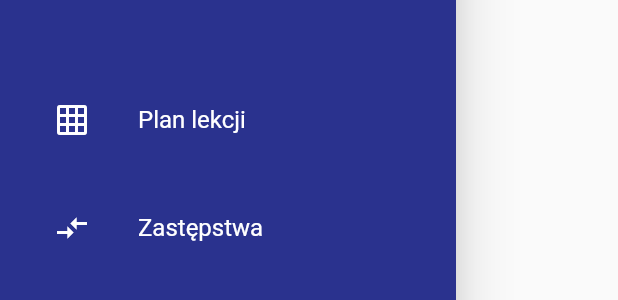
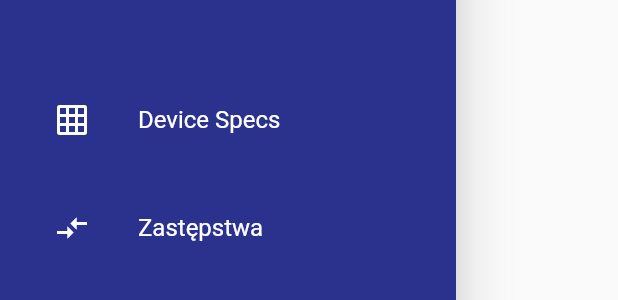
Before and after one commit to Customrombay/CustomRomApp, a Flutter app: the NavigationDrawerWidget widget shown alone on an empty page, opened directly, on a phone screen of 412 x 824 dp. Shown: the part 147-447 px from the top of the screen. Run offline on Flutter 3.47's test engine with Material 2 defaults, Android fonts, the phone set to English and light mode, and no system bars; our stand-ins replace device_info_plus; missing offline and left inert: system_info2.

```diff
--- a/lib/widgets/drawer.dart
+++ b/lib/widgets/drawer.dart
@@ -1,4 +1,6 @@
 import 'package:flutter/material.dart';
+
+import '../pages/specs_page.dart';
 
 class NavigationDrawerWidget extends StatefulWidget {
 
@@ -63,12 +65,12 @@ class _NavigationDrawerWidgetState extends State<NavigationDrawerWidget> {
     required IconData icon,
     VoidCallback? onClicked,
   }) {
-    final color = Colors.white;
-    final hoverColor = Colors.white70;
+    const color = Colors.white;
+    const hoverColor = Colors.white70;
 
     return ListTile(
       leading: Icon(icon, color: color),
-      title: Text(text, style: TextStyle(color: color)),
+      title: Text(text, style: const TextStyle(color: color)),
       hoverColor: hoverColor,
       onTap: onClicked,
     );
@@ -77,44 +79,44 @@ class _NavigationDrawerWidgetState extends State<NavigationDrawerWidget> {
   void goToPage(BuildContext context, int index) {
     Navigator.of(context).pop();
 
-    // switch (index) {
-    //   case 0:
-    //     Navigator.of(context).push(MaterialPageRoute(
-    //       builder: (context) => PlanPage(title: "Plan Lekcji", themeManageri: widget.themeManageri,),
-    //     ));
-    //     break;
-    //   case 1:
-    //     Navigator.of(context).push(MaterialPageRoute(
-    //       builder: (context) => SubPage(themeManageri: widget.themeManageri),
-    //     ));
-    //     break;
-    //   case 2:
-    //     Navigator.of(context).push(MaterialPageRoute(
-    //       builder: (context) => PlhPage(themeManageri: widget.themeManageri),
-    //     ));
-    //     break;
-    //     case 3:
-    //     Navigator.of(context).push(MaterialPageRoute(
-    //       builder: (context) => NewsPage(themeManageri: widget.themeManageri),
-    //     ));
-    //     break;
-    //     case 4:
-    //     Navigator.of(context).push(MaterialPageRoute(
-    //       builder: (context) => RecentPage(themeManageri: widget.themeManageri),
-    //     ));
-    //     break;
-    //     case 5:
-    //     Navigator.of(context).push(MaterialPageRoute(
-    //       builder: (context) => SettingsPage(themeManageri: widget.themeManageri),
-    //     ));
-    //     break;
-    // }
+    switch (index) {
+      case 0:
+        Navigator.of(context).push(MaterialPageRoute(
+          builder: (context) => const SpecsPage(),
+        ));
+        break;
+      // case 1:
+      //   Navigator.of(context).push(MaterialPageRoute(
+      //     builder: (context) => SubPage(themeManageri: widget.themeManageri),
+      //   ));
+      //   break;
+      // case 2:
+      //   Navigator.of(context).push(MaterialPageRoute(
+      //     builder: (context) => PlhPage(themeManageri: widget.themeManageri),
+      //   ));
+      //   break;
+      //   case 3:
+      //   Navigator.of(context).push(MaterialPageRoute(
+      //     builder: (context) => NewsPage(themeManageri: widget.themeManageri),
+      //   ));
+      //   break;
+      //   case 4:
+      //   Navigator.of(context).push(MaterialPageRoute(
+      //     builder: (context) => RecentPage(themeManageri: widget.themeManageri),
+      //   ));
+      //   break;
+      //   case 5:
+      //   Navigator.of(context).push(MaterialPageRoute(
+      //     builder: (context) => SettingsPage(themeManageri: widget.themeManageri),
+      //   ));
+      //   break;
+    }
   }
 
   List<Widget> buildList() {
     return [
       buildMenuItem(
-        text: 'Plan lekcji',
+        text: 'Device Specs',
         icon: Icons.grid_on,
         onClicked: () => goToPage(context, 0),
       ),
```
